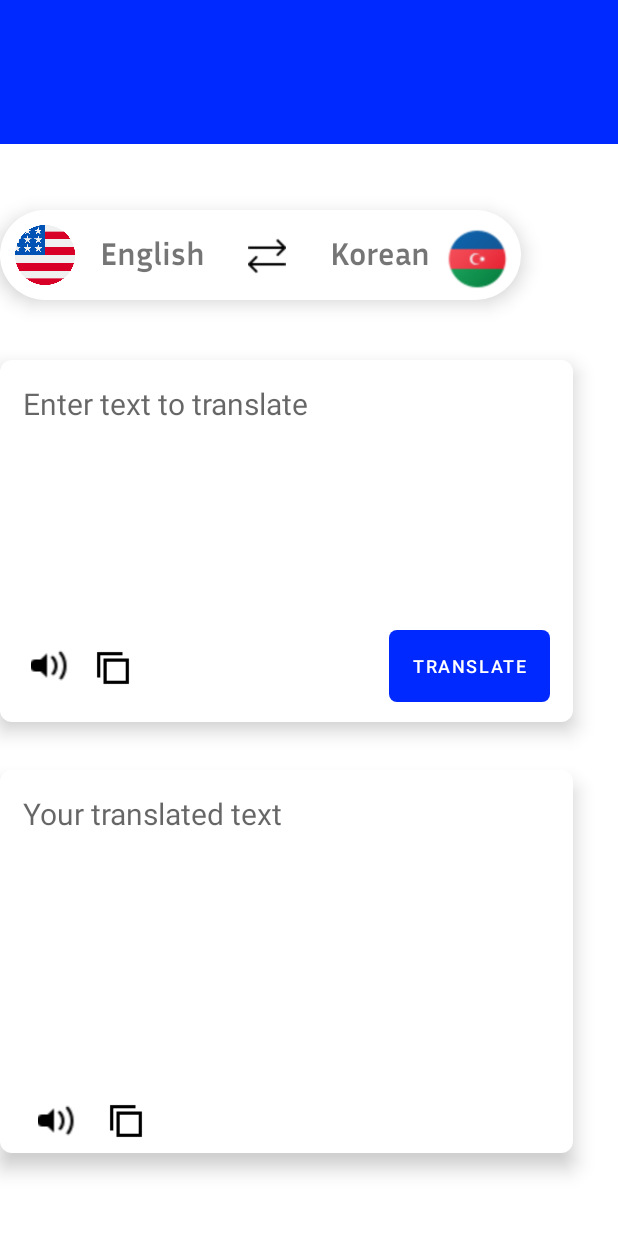
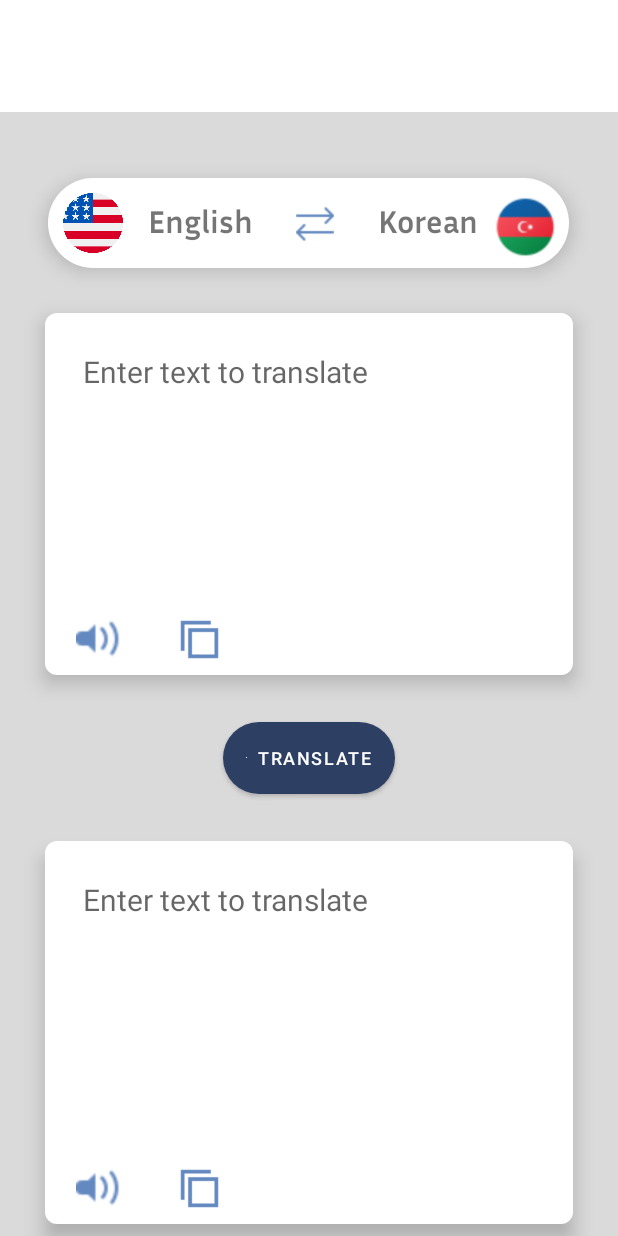
Before and after one commit to OsamaM0/Mezo-Translator, an Android app: the Dashboard screen opened directly, with no data from a screen before it, on a phone screen of 412 x 824 dp. Run offline under Robolectric (Android 15) with nearby library versions, the phone set to English and light mode, and no system bars; Roboto replaces fonts that are not available here.

Commit message:
Version 1.01

```diff
--- /dev/null
+++ b/MEZO Translator/app/src/main/res/drawable/ic_translate.xml
@@ -0,0 +1,5 @@
+<vector android:height="24dp" android:tint="#000000"
+    android:viewportHeight="24" android:viewportWidth="24"
+    android:width="24dp" xmlns:android="http://schemas.android.com/apk/res/android">
+    <path android:fillColor="@android:color/white" android:pathData="M12.87,15.07l-2.54,-2.51 0.03,-0.03c1.74,-1.94 2.98,-4.17 3.71,-6.53L17,6L17,4h-7L10,2L8,2v2L1,4v1.99h11.17C11.5,7.92 10.44,9.75 9,11.35 8.07,10.32 7.3,9.19 6.69,8h-2c0.73,1.63 1.73,3.17 2.98,4.56l-5.09,5.02L4,19l5,-5 3.11,3.11 0.76,-2.04zM18.5,10h-2L12,22h2l1.12,-3h4.75L21,22h2l-4.5,-12zM15.88,17l1.62,-4.33L19.12,17h-3.24z"/>
+</vector>
--- a/MEZO Translator/app/src/main/res/drawable/langnavigatorstyle.xml
+++ b/MEZO Translator/app/src/main/res/drawable/langnavigatorstyle.xml
@@ -1,6 +1,6 @@
 <?xml version="1.0" encoding="utf-8"?>
 <shape xmlns:android="http://schemas.android.com/apk/res/android">
-    <solid android:color="@color/white"/>
+    <solid android:color="?attr/cardForegroundColor"/>
 
     <corners android:bottomRightRadius="50dp" android:bottomLeftRadius="50dp"
         android:topLeftRadius="50dp" android:topRightRadius="50dp"/>
--- a/MEZO Translator/app/src/main/res/drawable/roundcorner.xml
+++ b/MEZO Translator/app/src/main/res/drawable/roundcorner.xml
@@ -1,4 +1,5 @@
 <?xml version="1.0" encoding="utf-8"?>
 <shape xmlns:android="http://schemas.android.com/apk/res/android">
-    <corners android:radius="50dp"></corners>
+    <gradient android:startColor="?attr/icon" android:endColor="?attr/icon"> </gradient>
+    <corners android:radius="50dp"> </corners>
 </shape>
--- a/MEZO Translator/app/src/main/res/drawable/roundcorner5.xml
+++ b/MEZO Translator/app/src/main/res/drawable/roundcorner5.xml
@@ -1,4 +1,5 @@
 <?xml version="1.0" encoding="utf-8"?>
 <shape xmlns:android="http://schemas.android.com/apk/res/android">
+    <gradient android:startColor="?attr/icon" android:endColor="?attr/icon"></gradient>
     <corners android:radius="5dp"></corners>
 </shape>
--- a/MEZO Translator/app/src/main/res/drawable/textbox_border.xml
+++ b/MEZO Translator/app/src/main/res/drawable/textbox_border.xml
@@ -1,6 +1,6 @@
 <?xml version="1.0" encoding="utf-8"?>
 <shape xmlns:android="http://schemas.android.com/apk/res/android">
-    <solid android:color="@color/white"/>
+    <solid android:color="?attr/cardForegroundColor"/>
 
     <corners android:bottomRightRadius="8dp" android:bottomLeftRadius="8dp"
         android:topLeftRadius="8dp" android:topRightRadius="8dp"/>
--- a/MEZO Translator/app/src/main/res/layout/activity_dashboard.xml
+++ b/MEZO Translator/app/src/main/res/layout/activity_dashboard.xml
@@ -5,18 +5,21 @@
     android:layout_width="match_parent"
     android:layout_height="match_parent"
     android:orientation="vertical"
+    android:background="?attr/backgroundColor"
     tools:context=".Dashboard">
 
     <LinearLayout
         android:layout_width="match_parent"
-        android:layout_height="match_parent"
+        android:layout_height="wrap_content"
+        android:gravity="center"
+        android:layout_gravity="center"
         android:orientation="vertical">
 
         <androidx.appcompat.widget.Toolbar
             android:id="@+id/toolbar"
-            android:layout_width="426dp"
+            android:layout_width="match_parent"
             android:layout_height="96dp"
-            android:background="?attr/colorPrimary"
+            android:background="?attr/cardForegroundColor"
             android:minHeight="?attr/actionBarSize"
             android:theme="?attr/actionBarTheme" />
 
@@ -44,17 +47,17 @@
                 android:layout_height="45dp"
                 android:layout_gravity="top|end"
                 android:layout_marginEnd="1dp"
-                app:srcCompat="@drawable/icons8_azerbaijan_48" />
+                app:srcCompat="@drawable/icons8_azerbaijan_48"
+                android:importantForAccessibility="no" />
 
             <ImageView
                 android:id="@+id/changelanPos"
                 android:layout_width="25dp"
                 android:layout_height="25dp"
                 android:layout_marginStart="155dp"
-
                 android:layout_marginTop="8dp"
-
-                app:srcCompat="@drawable/exchange" />
+                app:srcCompat="@drawable/exchange"
+                app:tint="@color/light_blue_purple" />
 
             <TextView
                 android:id="@+id/targetlanguage"
@@ -91,10 +94,9 @@
 
         <RelativeLayout
             android:id="@+id/relativeLayout"
-            android:layout_width="382dp"
+            android:layout_width="match_parent"
             android:layout_height="241dp"
-
-            android:layout_marginTop="40dp"
+            android:layout_margin="30dp"
             android:background="@drawable/textbox_border"
             android:elevation="8dp"
             android:paddingLeft="5sp"
@@ -102,59 +104,66 @@
             android:paddingRight="5sp"
             android:paddingBottom="5sp">
 
-            <Button
-                android:id="@+id/translatetextbtn"
-                android:layout_width="wrap_content"
-                android:layout_height="wrap_content"
-                android:layout_alignParentEnd="true"
-                android:layout_alignParentBottom="true"
-                android:layout_marginEnd="10dp"
-                android:layout_marginBottom="8dp"
-                android:background="@drawable/roundcorner5"
-                android:fontFamily="sans-serif-medium"
-                android:text="Translate"
-                android:textSize="12sp" />
+            <!--                android:foreground="@drawable/roundcorner"-->
 
             <ImageView
                 android:id="@+id/usertxtCopy"
-                android:layout_width="25dp"
-                android:layout_height="25dp"
+                android:layout_width="30dp"
+                android:layout_height="30dp"
                 android:layout_alignParentBottom="true"
-                android:layout_marginEnd="171dp"
-                android:layout_marginBottom="18dp"
-                android:layout_toStartOf="@+id/translatetextbtn"
-                app:srcCompat="@drawable/icons8_copy_48" />
+                android:layout_marginStart="20dp"
+                android:layout_marginBottom="3dp"
+                android:layout_toEndOf="@+id/usertextListen"
+                app:srcCompat="@drawable/icons8_copy_48"
+                app:tint="@color/light_blue_purple" />
 
             <ImageView
                 android:id="@+id/usertextListen"
-                android:layout_width="wrap_content"
-                android:layout_height="wrap_content"
+                android:layout_width="35dp"
+                android:layout_height="35dp"
                 android:layout_alignParentStart="true"
                 android:layout_alignParentBottom="true"
-                android:layout_marginStart="14dp"
-                android:layout_marginEnd="11dp"
-                android:layout_marginBottom="17dp"
-                android:layout_toStartOf="@+id/usertxtCopy"
-                app:srcCompat="@drawable/icons8_voice_30" />
+                android:layout_marginStart="15dp"
+                android:layout_marginEnd="12dp"
+                android:layout_marginBottom="1dp"
+                app:srcCompat="@drawable/icons8_voice_30"
+                app:tint="@color/light_blue_purple"
+                tools:ignore="NotSibling" />
 
             <MultiAutoCompleteTextView
 
                 android:id="@+id/translatedtextbox"
                 android:layout_width="match_parent"
                 android:layout_height="180dp"
-                android:backgroundTint="#FFFFFF"
+                android:layout_margin="10dp"
+                android:background="?attr/cardForegroundColor"
+                android:backgroundTint="?attr/cardForegroundColor"
                 android:gravity="start"
                 android:hint="Enter text to translate"
                 android:padding="10dp"
-                android:textColor="#000000"
-                android:textSize="20sp" />
+                android:textColor="?attr/textFillColor"
+                android:textSize="20sp"
+                app:tint="@color/light_blue_purple" />
         </RelativeLayout>
+
+        <Button
+            android:id="@+id/translatetextbtn"
+            android:layout_width="wrap_content"
+            android:layout_height="wrap_content"
+            android:layout_margin="1dp"
+            android:gravity="center"
+            android:background="@drawable/roundcorner"
+            android:backgroundTintMode="add"
+            android:fontFamily="sans-serif-medium"
+            android:text="@string/translate_btn"
+            android:textColor="@color/white"
+            android:textSize="12sp" />
 
         <RelativeLayout
             android:id="@+id/relativeLayout2"
-            android:layout_width="382dp"
+            android:layout_width="match_parent"
             android:layout_height="255dp"
-            android:layout_marginTop="32dp"
+            android:layout_margin="30dp"
             android:background="@drawable/textbox_border"
             android:elevation="8dp"
             android:paddingLeft="5dp"
@@ -164,55 +173,50 @@
 
             <ImageView
                 android:id="@+id/translatedtxtCopy"
-                android:layout_width="25dp"
-                android:layout_height="25dp"
-                android:layout_alignParentEnd="true"
+                android:layout_width="30dp"
+                android:layout_height="30dp"
                 android:layout_alignParentBottom="true"
-                android:layout_marginEnd="280dp"
+                android:layout_marginStart="20dp"
                 android:layout_marginBottom="3dp"
-                app:srcCompat="@drawable/icons8_copy_48" />
+                android:layout_toEndOf="@+id/translatedttxtListen"
+                app:srcCompat="@drawable/icons8_copy_48"
+                app:tint="@color/light_blue_purple" />
+
 
             <ImageView
                 android:id="@+id/translatedttxtListen"
-                android:layout_width="wrap_content"
-                android:layout_height="wrap_content"
+                android:layout_width="35dp"
+                android:layout_height="35dp"
                 android:layout_alignParentStart="true"
                 android:layout_alignParentBottom="true"
                 android:layout_marginStart="15dp"
                 android:layout_marginEnd="12dp"
                 android:layout_marginBottom="1dp"
-                android:layout_toStartOf="@+id/translatedtxtCopy"
-                app:srcCompat="@drawable/icons8_voice_30" />
+                app:srcCompat="@drawable/icons8_voice_30"
+                app:tint="@color/light_blue_purple"
+                tools:ignore="NotSibling" />
 
             <TextView
                 android:id="@+id/translatedTextView"
                 android:layout_width="match_parent"
-                android:layout_height="215dp"
-                android:backgroundTint="#FFFFFF"
+                android:layout_height="180dp"
+                android:layout_margin="10dp"
+                android:background="?attr/cardForegroundColor"
+                android:backgroundTint="?attr/cardForegroundColor"
                 android:gravity="start"
-                android:hint="Your translated text"
+                android:hint="Enter text to translate"
                 android:padding="10dp"
-                android:textColor="#000000"
-                android:textSize="20sp" />
+                android:textColor="?attr/textFillColor"
+                android:textSize="20sp"
+                app:tint="@color/light_blue_purple" />
         </RelativeLayout>
 
         <LinearLayout
             android:layout_width="match_parent"
             android:layout_height="match_parent"
             android:orientation="vertical"></LinearLayout>
+
     </LinearLayout>
-
-    <TextView
-        android:id="@+id/textView"
-        android:layout_width="wrap_content"
-        android:layout_height="wrap_content"
-        android:layout_marginStart="45dp"
-        android:layout_marginTop="28dp"
-        android:text="Language Translator"
-        android:textColor="#ffffff"
-        android:textSize="28dp"
-
-        />
 
     <ImageView
         android:id="@+id/shutdownImg"
--- a/MEZO Translator/app/src/main/res/values-night/themes.xml
+++ b/MEZO Translator/app/src/main/res/values-night/themes.xml
@@ -2,15 +2,13 @@
     <!-- Base application theme. -->
     <style name="Theme.TranslationApp" parent="Theme.MaterialComponents.DayNight.DarkActionBar">
         <!-- Primary brand color. -->
-        <item name="colorPrimary">@color/purple_200</item>
-        <item name="colorPrimaryVariant">@color/purple_700</item>
-        <item name="colorOnPrimary">@color/black</item>
-        <!-- Secondary brand color. -->
-        <item name="colorSecondary">@color/teal_200</item>
-        <item name="colorSecondaryVariant">@color/teal_200</item>
-        <item name="colorOnSecondary">@color/black</item>
+        <item name="backgroundColor">@color/darkest_blue_purple</item>
+        <item name="cardForegroundColor">@color/dark_blue_purple</item>
+        <item name="textFillColor">@color/white</item>
+        <item name="icon">@color/light_blue_purple</item>
+        <item name="colorPrimary">@color/light_blue_purple</item>
         <!-- Status bar color. -->
-        <item name="android:statusBarColor" tools:targetApi="l">?attr/colorPrimaryVariant</item>
+        <item name="android:statusBarColor" tools:targetApi="l">?attr/colorPrimary</item>
         <!-- Customize your theme here. -->
     </style>
 </resources>
--- a/MEZO Translator/app/src/main/res/values/colors.xml
+++ b/MEZO Translator/app/src/main/res/values/colors.xml
@@ -1,10 +1,11 @@
 <?xml version="1.0" encoding="utf-8"?>
 <resources>
-    <color name="purple_200">#FFBB86FC</color>
-    <color name="purple_500">#0029FF</color>
-    <color name="purple_700">#FF3700B3</color>
-    <color name="teal_200">#FF03DAC5</color>
-    <color name="teal_700">#FF018786</color>
+    <color name="dark_blue_purple">#2e3f64</color>
+    <color name="darkest_blue_purple">#1b2234</color>
+    <color name="light_blue_purple">#6389c0</color>
+    <color name="light_gray">#DADADA</color>
+    <color name="light_cyan">#23b1ff</color>
+    <color name="dark_cyan">#0d5cb7</color>
     <color name="black">#FF000000</color>
     <color name="white">#FFFFFFFF</color>
 </resources>
--- a/MEZO Translator/app/src/main/res/values/strings.xml
+++ b/MEZO Translator/app/src/main/res/values/strings.xml
@@ -1,3 +1,4 @@
 <resources>
     <string name="app_name">MEZO Translation</string>
+    <string name="translate_btn">Translate</string>
 </resources>
--- a/MEZO Translator/app/src/main/res/values/themes.xml
+++ b/MEZO Translator/app/src/main/res/values/themes.xml
@@ -2,15 +2,14 @@
     <!-- Base application theme. -->
     <style name="Theme.TranslationApp" parent="Theme.MaterialComponents.DayNight.DarkActionBar">
         <!-- Primary brand color. -->
-        <item name="colorPrimary">@color/purple_500</item>
-        <item name="colorPrimaryVariant">@color/purple_700</item>
-        <item name="colorOnPrimary">@color/white</item>
-        <!-- Secondary brand color. -->
-        <item name="colorSecondary">@color/teal_200</item>
-        <item name="colorSecondaryVariant">@color/teal_700</item>
-        <item name="colorOnSecondary">@color/black</item>
+        <item name="backgroundColor">@color/light_gray</item>
+        <item name="cardForegroundColor">@color/white</item>
+        <item name="textFillColor">@color/black</item>
+        <item name="icon">@color/light_blue_purple</item>
+        <item name="colorPrimary">@color/dark_blue_purple</item>
+
         <!-- Status bar color. -->
-        <item name="android:statusBarColor" tools:targetApi="l">?attr/colorPrimaryVariant</item>
+        <item name="android:statusBarColor" tools:targetApi="l">?attr/icon</item>
         <!-- Customize your theme here. -->
     </style>
 </resources>
```
